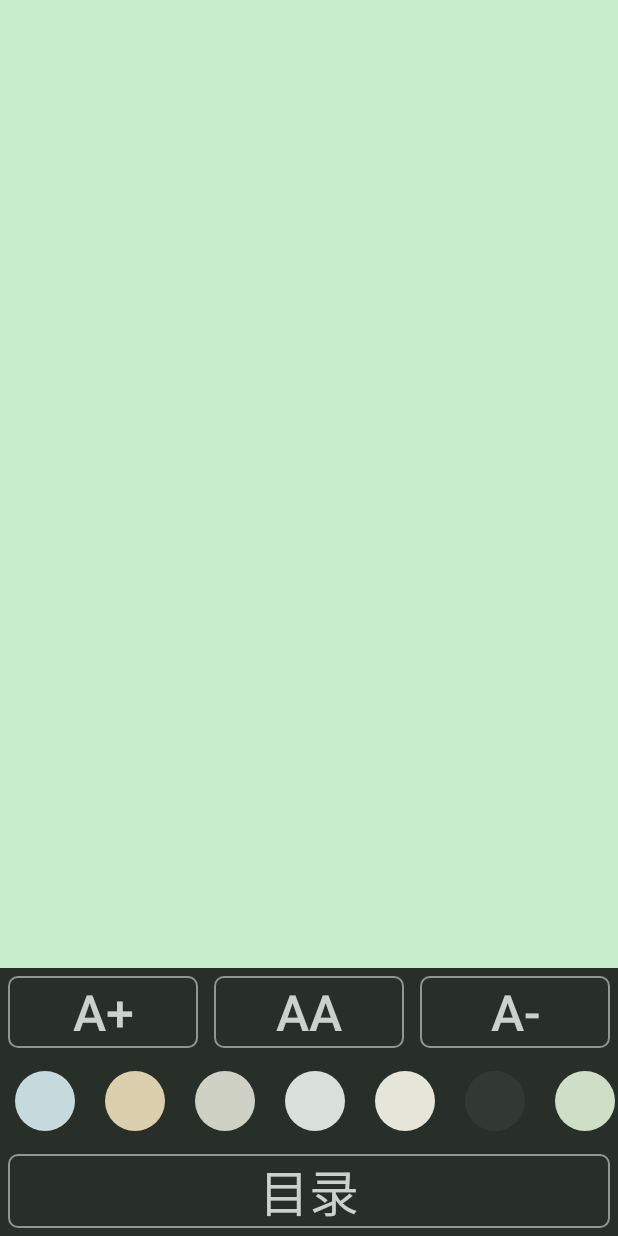
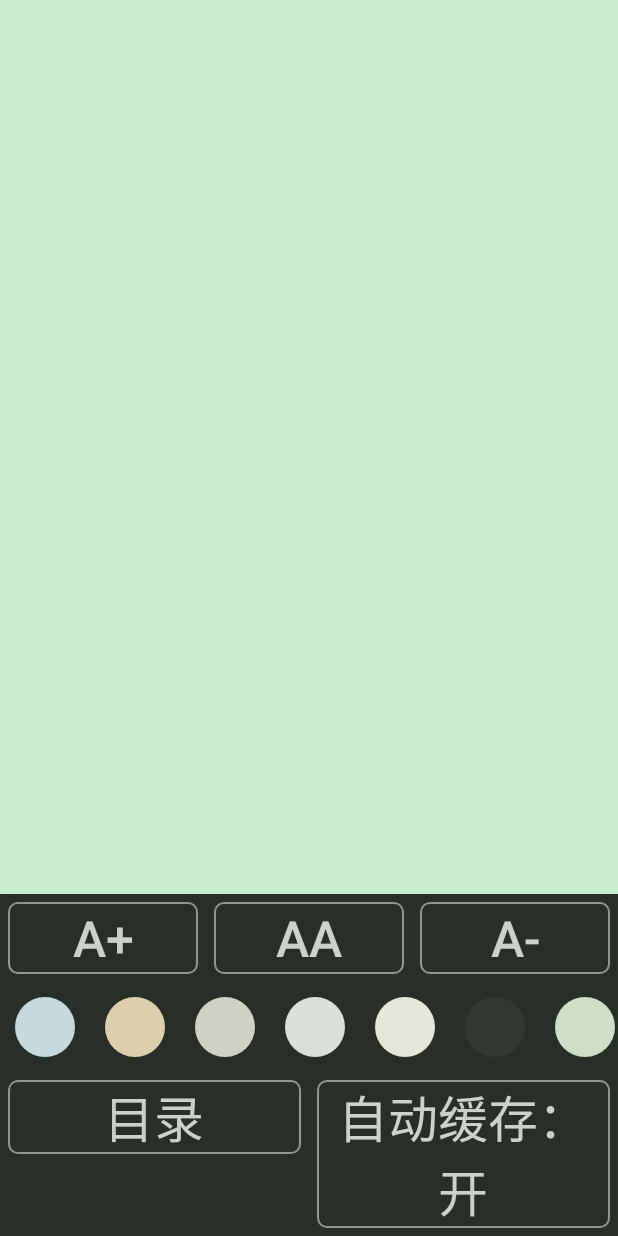
Before and after one commit to ChancelScholar/NovelSpider, an Android app: the ReadingActivity screen opened directly, with no data from a screen before it, after a tap on an icon or button, on a phone screen of 412 x 824 dp. Run offline under Robolectric (Android 15) with nearby library versions, the phone set to English and light mode, and no system bars; our stand-ins replace CircleImageView; libraries missing offline, so code that uses them is left out: junit.runner, org.litepal.crud; network calls fail; 4 statements that could not run were skipped.

Commit message:
增加自动缓存开关

```diff
--- a/app/build.gradle
+++ b/app/build.gradle
@@ -7,7 +7,7 @@ android {
         minSdkVersion 15
         targetSdkVersion 26
         versionCode 1
-        versionName "2.2"
+        versionName "2.2.1"
         testInstrumentationRunner "android.support.test.runner.AndroidJUnitRunner"
         multiDexEnabled true
     }
--- a/app/src/main/java/com/example/administrator/novelspider/ReadingActivity.java
+++ b/app/src/main/java/com/example/administrator/novelspider/ReadingActivity.java
@@ -90,6 +90,8 @@ public class ReadingActivity extends AppCompatActivity implements View.OnClickLi
     private RelativeLayout settingPanel;              //设置面板
     private boolean isFirstClick = true;            //监听是否是第一次点击,显示设置面板
     private Button catalogueButton;                  //目录按钮
+    private Button cacheButton;                       //缓存开关
+    private boolean cacheStatus = false;            //缓存状态
 
     private DatabaseHandler dbHandler;                //数据库处理类
     private JsonHandler jsonHandler;                  //Json数据处理类
@@ -327,6 +329,31 @@ public class ReadingActivity extends AppCompatActivity implements View.OnClickLi
                 chapterDrawerLayout.openDrawer(GravityCompat.START);
             }
         });
+        //初始化缓存开关按钮
+        cacheButton = (Button) findViewById(R.id.cache_button);
+        cacheStatus = preferences.getBoolean("cacheStatus", false);    //获取用户的缓存设置
+        if(cacheStatus){
+            cacheButton.setText("自动缓存：关");
+        }
+        cacheButton.setOnClickListener(new View.OnClickListener() {
+            @Override
+            public void onClick(View v) {
+                SharedPreferences.Editor editor = getSharedPreferences("readingSet",MODE_PRIVATE).edit();
+                if(SpiderService.START == spiderBinder.getCacheStatus()){
+                    spiderBinder.setIsStart(false);
+                    cacheStatus = false;
+                    cacheButton.setText("自动缓存：开");
+                    editor.putBoolean("cacheStatus", false);
+                }else if (SpiderService.STOP == spiderBinder.getCacheStatus()){
+                    spiderBinder.setIsStart(true);
+                    cacheStatus = true;
+                    spiderBinder.startSpider(bookLibURL + "/bkxs/" + bookId + "/" + chapterId + ".html");
+                    cacheButton.setText("自动缓存：关");
+                    editor.putBoolean("cacheStatus", true);
+                }
+                editor.apply();
+            }
+        });
     }
 
     public void setBackgroundColor(BackgroundColor color){
@@ -495,7 +522,10 @@ public class ReadingActivity extends AppCompatActivity implements View.OnClickLi
                         message.what = IOEXCEPTION;
                         handler.sendMessage(message);
                     }
-                    spiderBinder.startSpider(address);
+                    if(cacheStatus){
+                        spiderBinder.setIsStart(true);
+                        spiderBinder.startSpider(address);
+                    }
                 }
             }).start();
         }else{   //存在则直接显示
@@ -505,6 +535,10 @@ public class ReadingActivity extends AppCompatActivity implements View.OnClickLi
             nextChapterURL = content.getNextChapterLink();
             if(isFirstCreate){
                 sendRequestToGetChapterList(bookLibURL + "/bkxs/" + bookId + "/");
+                if(cacheStatus){
+                    spiderBinder.setIsStart(true);
+                    spiderBinder.startSpider(address);
+                }
                 isFirstCreate = false;
             }
         }
--- a/app/src/main/res/layout/activity_reading.xml
+++ b/app/src/main/res/layout/activity_reading.xml
@@ -118,16 +118,36 @@
                         android:layout_height="wrap_content"/>
                 </LinearLayout>
 
+                <LinearLayout
+                    android:layout_width="match_parent"
+                    android:layout_height="wrap_content"
+                    android:orientation="horizontal">
+
                     <Button
                         android:id="@+id/catalogue_button"
-                    android:layout_width="match_parent"
+                        android:layout_width="0dp"
                         android:layout_height="wrap_content"
+                        android:layout_weight="1"
                         android:text="目录"
                         android:textSize="50px"
                         android:background="@drawable/buttonstyle"
                         android:alpha="0.8"
                         android:textColor="@color/white"
                         android:layout_margin="5dp"/>
+
+                    <Button
+                        android:id="@+id/cache_button"
+                        android:layout_width="0dp"
+                        android:layout_height="wrap_content"
+                        android:layout_weight="1"
+                        android:text="自动缓存：开"
+                        android:textSize="50px"
+                        android:background="@drawable/buttonstyle"
+                        android:alpha="0.8"
+                        android:textColor="@color/white"
+                        android:layout_margin="5dp"/>
+                </LinearLayout>
+
             </LinearLayout>
         </RelativeLayout>
     </FrameLayout>
```
Also changed, not shown: app/src/main/java/com/example/administrator/novelspider/service/SpiderService.java (+14 -1 lines). Lines whose indentation alone changed are shown as unchanged.
